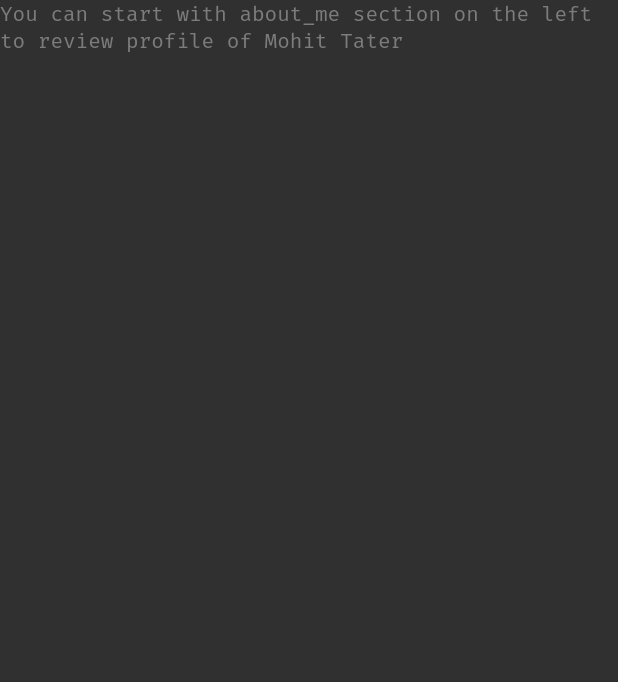
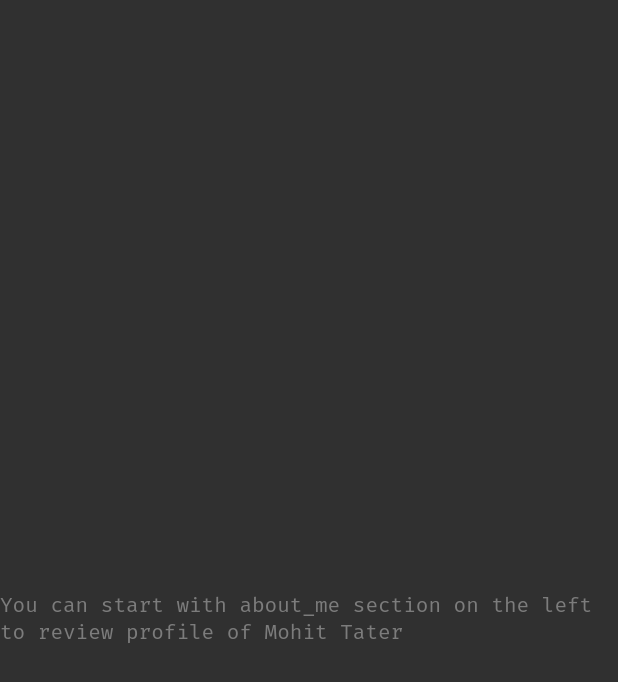
Before and after one commit to mnttnm/mohit_portfolio, a Flutter app: the FileView widget shown alone on an empty page, opened directly, on a phone screen of 412 x 824 dp. Shown: the top 682 px of the screen. Run offline on Flutter 3.47's test engine with Material 2 defaults, Android fonts, the phone set to English and light mode, and no system bars; our stand-ins replace dio, flutter_markdown, flutter_riverpod, go_router.

Commit message:
Refactoring work and UI changes

```diff
--- a/lib/pages/aboutme/file_view.dart
+++ b/lib/pages/aboutme/file_view.dart
@@ -1,7 +1,6 @@
 import 'package:flutter/material.dart';
 import 'package:flutter_riverpod/flutter_riverpod.dart';
 import 'package:mohit_portfolio/constants/colors.dart';
-import 'package:mohit_portfolio/widgets/markdown_renderer.dart';
 import 'package:mohit_portfolio/pages/aboutme/about_me_state_notifier.dart';
 import 'package:mohit_portfolio/resource.dart';
 
@@ -13,8 +12,11 @@ class FileView extends ConsumerWidget {
     AboutMePageState currentState = ref.watch(aboutMeProvider);
 
     return currentState.openFiles!.isEmpty == true
-        ? const Text(
-            'You can start with about_me section on the left to review profile of Mohit Tater')
+        ? const Center(
+            child: Text(
+              'You can start with about_me section on the left to review profile of Mohit Tater',
+            ),
+          )
         : Column(
             crossAxisAlignment: CrossAxisAlignment.start,
             children: [
--- a/lib/pages/hello/hello.dart
+++ b/lib/pages/hello/hello.dart
@@ -24,7 +24,7 @@ class HelloPage extends StatelessWidget {
                     Row(
                       children: [
                         const Icon(
-                          Icons.waving_hand_outlined,
+                          Icons.waving_hand,
                           color: accentOrangeColor,
                           size: 32,
                         ),
--- a/lib/widgets/page_content_layout.dart
+++ b/lib/widgets/page_content_layout.dart
@@ -47,9 +47,8 @@ class PageContentLayout extends StatelessWidget {
             ),
           ),
           Expanded(
-              child: SizedBox(
             child: mainAreaChild,
-          ))
+          )
         ],
       ),
     );
```
Also changed, not shown: lib/widgets/icon_label_button.dart (+11 -6 lines).
